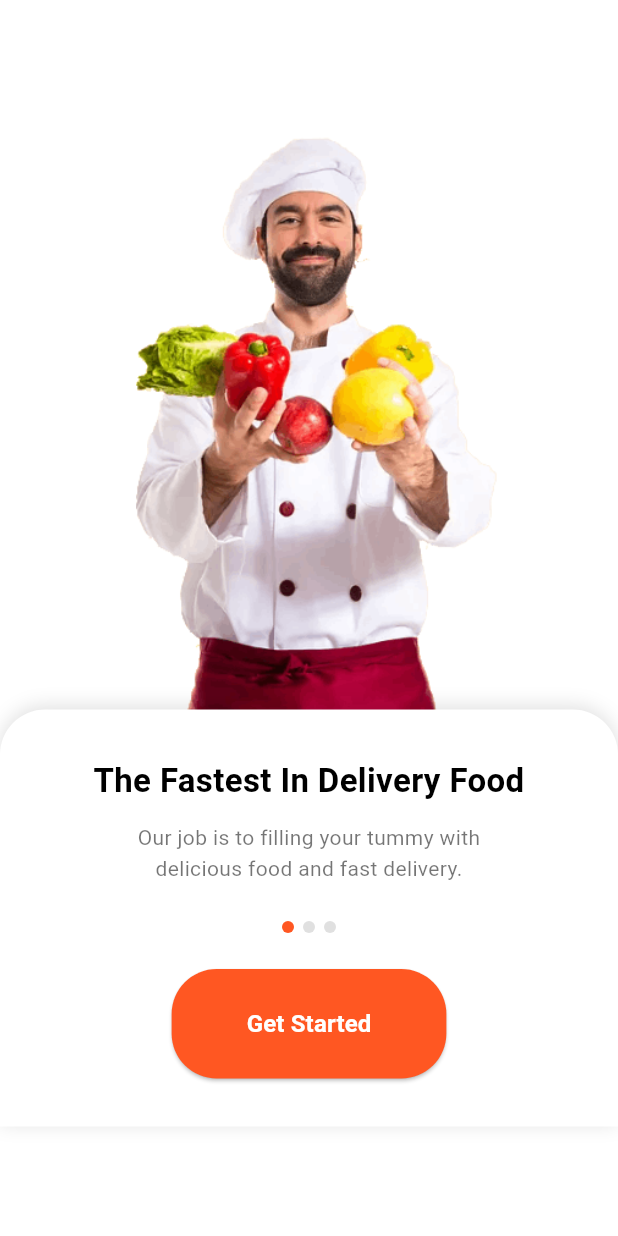
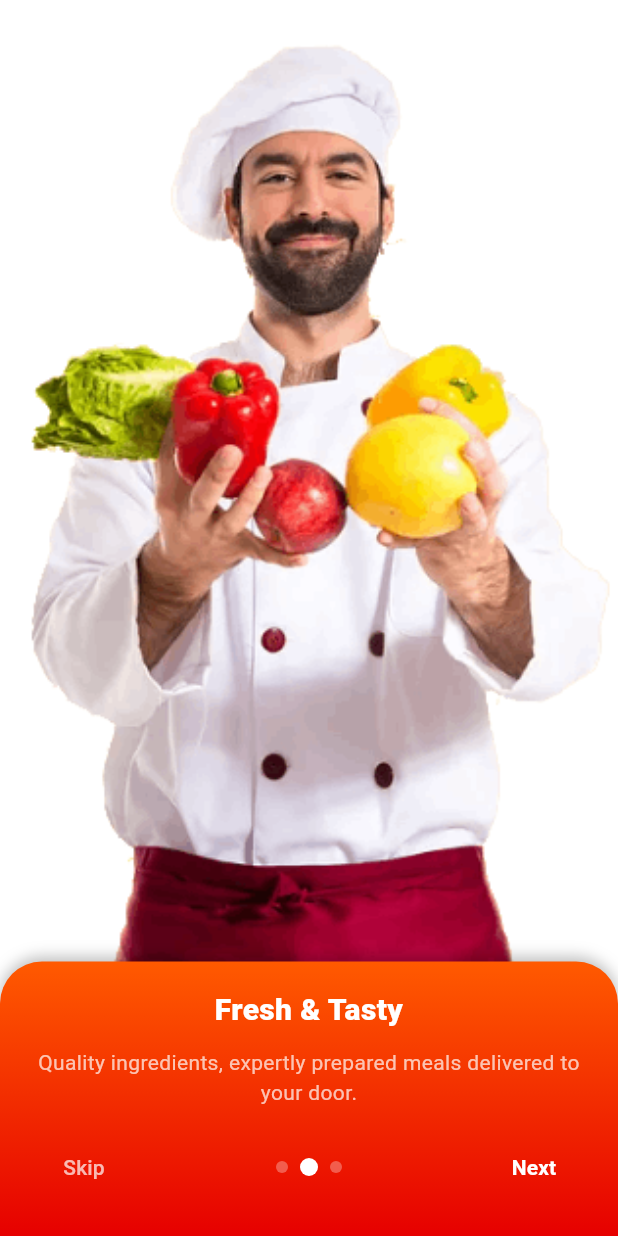
Before and after one commit to tahmidulislamfahim/food_delivery_app, a Flutter app: the screen it shows after launch, on a phone screen of 412 x 824 dp. Run offline on Flutter 3.47's test engine with Material 3 defaults, Android fonts, the phone set to English and light mode, and no system bars; our stand-ins replace flutter_riverpod, image_picker, supabase_flutter; accounts and stored records are empty.

Commit message:
feat: Update app title and enhance onboarding experience with auto-play and navigation

```diff
--- a/lib/app/app.dart
+++ b/lib/app/app.dart
@@ -8,7 +8,7 @@ class App extends StatelessWidget {
   Widget build(BuildContext context) {
     return MaterialApp(
       debugShowCheckedModeBanner: false,
-      title: 'Food Delivery App',
+      title: 'Foodly',
       theme: ThemeData(primarySwatch: Colors.deepPurple),
       home: const SplashScreen(),
     );
--- a/lib/main.dart
+++ b/lib/main.dart
@@ -6,9 +6,9 @@ import 'package:flutter_riverpod/flutter_riverpod.dart';
 void main() async {
   WidgetsFlutterBinding.ensureInitialized();
   await Supabase.initialize(
-    url: 'https://bdhbiwxtfbvaeqgbbwot.supabase.co',
+    url: 'https://vrhuymgpxpcsctugdiyp.supabase.co',
     anonKey:
-        'eyJhbGciOiJIUzI1NiIsInR5cCI6IkpXVCJ9.eyJpc3MiOiJzdXBhYmFzZSIsInJlZiI6ImJkaGJpd3h0ZmJ2YWVxZ2Jid290Iiwicm9sZSI6ImFub24iLCJpYXQiOjE3NjAyNTcxMzUsImV4cCI6MjA3NTgzMzEzNX0.YGtZTKKqPVdQQkxyjdfJth2VCKvDR8kjG92yyDPSxjE',
+        'eyJhbGciOiJIUzI1NiIsInR5cCI6IkpXVCJ9.eyJpc3MiOiJzdXBhYmFzZSIsInJlZiI6InZyaHV5bWdweHBjc2N0dWdkaXlwIiwicm9sZSI6ImFub24iLCJpYXQiOjE3NjI1Nzg1MTcsImV4cCI6MjA3ODE1NDUxN30.ec_ysofqe5oZaXlNuKHM-Cmh6lgyqqdSM3JiFJDkkNY',
   );
   runApp(const ProviderScope(child: App()));
 }
--- a/lib/screens/onboarding_screen.dart
+++ b/lib/screens/onboarding_screen.dart
@@ -1,133 +1,240 @@
+import 'dart:async';
+
 import 'package:flutter/material.dart';
 import 'package:food_delivery_app/auth/login_screen.dart';
 
-class OnboardingScreen extends StatelessWidget {
+class OnboardingScreen extends StatefulWidget {
   const OnboardingScreen({super.key});
+
+  @override
+  State<OnboardingScreen> createState() => _OnboardingScreenState();
+}
+
+class _OnboardingScreenState extends State<OnboardingScreen> {
+  final PageController _controller = PageController();
+  int _pageIndex = 0;
+  // index used for the bottom card (title/body/dots) animation
+  int _displayIndex = 0;
+  Timer? _autoPlayTimer;
+  static const Duration _autoPlayDelay = Duration(seconds: 4);
+
+  final List<Map<String, String>> _pages = [
+    {
+      'image': 'assets/images/onboarding_top.png',
+      'title': 'The Fastest In Delivery Food',
+      'body':
+          'Our job is to filling your tummy with delicious food and fast delivery.',
+    },
+    {
+      'image': 'assets/images/onboarding_top.png',
+      'title': 'Fresh & Tasty',
+      'body':
+          'Quality ingredients, expertly prepared meals delivered to your door.',
+    },
+    {
+      'image': 'assets/images/onboarding_top.png',
+      'title': 'Live Tracking',
+      'body':
+          'Follow your order from the kitchen to your doorstep in real-time.',
+    },
+  ];
+
+  @override
+  void initState() {
+    super.initState();
+    _startAutoPlay();
+  }
+
+  @override
+  void dispose() {
+    _stopAutoPlay();
+    _controller.dispose();
+    super.dispose();
+  }
+
+  void _goNext() {
+    final int currentMax = _pageIndex > _displayIndex
+        ? _pageIndex
+        : _displayIndex;
+    final int next = (currentMax < _pages.length - 1)
+        ? currentMax + 1
+        : _pages.length - 1;
+    if (next < _pages.length) {
+      _controller.animateToPage(
+        next,
+        duration: const Duration(milliseconds: 400),
+        curve: Curves.ease,
+      );
+      setState(() {
+        _pageIndex = next;
+        _displayIndex = next;
+      });
+      _resetAutoPlay();
+    } else {
+      _finish();
+    }
+  }
+
+  void _finish() {
+    _stopAutoPlay();
+    Navigator.pushReplacement(
+      context,
+      MaterialPageRoute(builder: (_) => const LoginScreen()),
+    );
+  }
 
   @override
   Widget build(BuildContext context) {
     return Scaffold(
       backgroundColor: Colors.white,
       body: SafeArea(
-        child: Center(
-          child: SingleChildScrollView(
         child: Column(
           children: [
-                Container(
-                  height: 400,
-                  decoration: BoxDecoration(
-                    image: DecorationImage(
-                      image: AssetImage('assets/images/onboarding_top.png'),
+            // PageView with images/content
+            Expanded(
+              child: PageView.builder(
+                controller: _controller,
+                itemCount: _pages.length,
+                onPageChanged: (i) {
+                  // user swiped the image; sync the bottom card and reset autoplay
+                  setState(() {
+                    _pageIndex = i;
+                    _displayIndex = i;
+                  });
+                  _resetAutoPlay();
+                },
+                itemBuilder: (context, index) {
+                  final page = _pages[index];
+                  return Column(
+                    children: [
+                      Expanded(
+                        child: Container(
+                          width: double.infinity,
+                          color: Colors.white,
+                          child: Image.asset(page['image']!, fit: BoxFit.cover),
                         ),
+                      ),
+                    ],
+                  );
+                },
               ),
             ),
 
+            // Bottom card
             Container(
               width: double.infinity,
-                  padding: const EdgeInsets.symmetric(
-                    horizontal: 24,
-                    vertical: 32,
+              padding: const EdgeInsets.fromLTRB(24, 18, 24, 22),
+              decoration: const BoxDecoration(
+                borderRadius: BorderRadius.only(
+                  topLeft: Radius.circular(28),
+                  topRight: Radius.circular(28),
                 ),
-                  decoration: const BoxDecoration(
-                    color: Colors.white,
-                    borderRadius: BorderRadius.vertical(
-                      top: Radius.circular(30),
+                gradient: LinearGradient(
+                  colors: [Color(0xFFFF5A00), Color(0xFFE60000)],
+                  begin: Alignment.topCenter,
+                  end: Alignment.bottomCenter,
                 ),
                 boxShadow: [
                   BoxShadow(
-                        color: Colors.black12,
-                        blurRadius: 10,
-                        offset: Offset(0, -2),
+                    color: Colors.black26,
+                    blurRadius: 8,
+                    offset: Offset(0, -3),
                   ),
                 ],
               ),
               child: Column(
                 mainAxisSize: MainAxisSize.min,
                 children: [
-                      const Text(
-                        'The Fastest In Delivery Food',
+                  // Title (animated)
+                  AnimatedSwitcher(
+                    duration: const Duration(milliseconds: 450),
+                    transitionBuilder: (child, anim) =>
+                        FadeTransition(opacity: anim, child: child),
+                    child: Text(
+                      _pages[_displayIndex]['title']!,
+                      key: ValueKey('title-$_displayIndex'),
+                      style: const TextStyle(
+                        fontSize: 20,
+                        fontWeight: FontWeight.w800,
+                        color: Colors.white,
+                      ),
                       textAlign: TextAlign.center,
-                        style: TextStyle(
-                          fontSize: 22,
-                          fontWeight: FontWeight.bold,
-                          color: Colors.black,
-                          height: 1.4,
                     ),
                   ),
-                      const SizedBox(height: 12),
-                      const Text(
-                        'Our job is to filling your tummy with\n'
-                        'delicious food and fast delivery.',
+                  const SizedBox(height: 8),
+
+                  // Body (animated) — fixed height for two lines so container doesn't resize
+                  AnimatedSwitcher(
+                    duration: const Duration(milliseconds: 450),
+                    transitionBuilder: (child, anim) => SlideTransition(
+                      position: Tween<Offset>(
+                        begin: const Offset(0, 0.12),
+                        end: Offset.zero,
+                      ).animate(anim),
+                      child: FadeTransition(opacity: anim, child: child),
+                    ),
+                    child: SizedBox(
+                      key: ValueKey('body-box-$_displayIndex'),
+                      height: 44,
+                      child: Center(
+                        child: Text(
+                          _pages[_displayIndex]['body']!,
+                          key: ValueKey('body-$_displayIndex'),
                           textAlign: TextAlign.center,
-                        style: TextStyle(
+                          maxLines: 2,
+                          overflow: TextOverflow.ellipsis,
+                          style: const TextStyle(
                             fontSize: 14,
-                          color: Colors.black54,
-                          height: 1.5,
+                            color: Colors.white70,
                           ),
                         ),
-                      const SizedBox(height: 24),
+                      ),
+                    ),
+                  ),
+                  const SizedBox(height: 14),
 
-                      // Page Indicator (Static)
+                  // Dots and actions
+                  Row(
+                    mainAxisAlignment: MainAxisAlignment.spaceBetween,
+                    children: [
+                      // Skip
+                      TextButton(
+                        onPressed: _finish,
+                        child: const Text(
+                          'Skip',
+                          style: TextStyle(color: Colors.white70),
+                        ),
+                      ),
+
+                      // Dots (reflect display index)
                       Row(
                         mainAxisAlignment: MainAxisAlignment.center,
-                        children: [
-                          Container(
-                            width: 8,
-                            height: 8,
-                            decoration: const BoxDecoration(
-                              color: Colors.deepOrange,
-                              shape: BoxShape.circle,
+                        children: List.generate(
+                          _pages.length,
+                          (i) => _dot(i == _displayIndex),
                         ),
                       ),
-                          const SizedBox(width: 6),
-                          Container(
-                            width: 8,
-                            height: 8,
-                            decoration: BoxDecoration(
-                              color: Colors.grey[300],
-                              shape: BoxShape.circle,
+
+                      // Next / Get Started
+                      TextButton(
+                        onPressed: () {
+                          if (_displayIndex == _pages.length - 1) {
+                            _finish();
+                          } else {
+                            _goNext();
+                          }
+                        },
+                        child: Text(
+                          _displayIndex == _pages.length - 1
+                              ? 'Get Started'
+                              : 'Next',
+                          style: const TextStyle(
+                            color: Colors.white,
+                            fontWeight: FontWeight.bold,
                           ),
-                          ),
-                          const SizedBox(width: 6),
-                          Container(
-                            width: 8,
-                            height: 8,
-                            decoration: BoxDecoration(
-                              color: Colors.grey[300],
-                              shape: BoxShape.circle,
                         ),
                       ),
                     ],
-                      ),
-
-                      const SizedBox(height: 24),
-
-                      ElevatedButton(
-                        style: ElevatedButton.styleFrom(
-                          backgroundColor: Colors.deepOrange,
-                          padding: const EdgeInsets.symmetric(
-                            horizontal: 50,
-                            vertical: 25,
-                          ),
-                          shape: RoundedRectangleBorder(
-                            borderRadius: BorderRadius.circular(30),
-                          ),
-                        ),
-                        onPressed: () {
-                          Navigator.of(context).pushReplacement(
-                            MaterialPageRoute(
-                              builder: (context) => const LoginScreen(),
-                            ),
-                          );
-                        },
-                        child: const Text(
-                          'Get Started',
-                          style: TextStyle(
-                            fontSize: 16,
-                            fontWeight: FontWeight.bold,
-                            color: Colors.white,
-                          ),
-                        ),
                   ),
                 ],
               ),
@@ -135,7 +242,46 @@ class OnboardingScreen extends StatelessWidget {
           ],
         ),
       ),
-        ),
+    );
+  }
+
+  void _startAutoPlay() {
+    _stopAutoPlay();
+    _autoPlayTimer = Timer.periodic(_autoPlayDelay, (t) {
+      if (!mounted) {
+        t.cancel();
+        return;
+      }
+      if (_displayIndex < _pages.length - 1) {
+        setState(() => _displayIndex++);
+      } else {
+        // stop autoplay on the last page so user can interact with Get Started
+        t.cancel();
+      }
+    });
+  }
+
+  void _stopAutoPlay() {
+    if (_autoPlayTimer != null) {
+      _autoPlayTimer!.cancel();
+      _autoPlayTimer = null;
+    }
+  }
+
+  void _resetAutoPlay() {
+    // restart the timer whenever the user interacts (swipe or manual nav)
+    _startAutoPlay();
+  }
+
+  Widget _dot(bool active) {
+    return AnimatedContainer(
+      duration: const Duration(milliseconds: 300),
+      margin: const EdgeInsets.symmetric(horizontal: 4),
+      width: active ? 12 : 8,
+      height: active ? 12 : 8,
+      decoration: BoxDecoration(
+        shape: BoxShape.circle,
+        color: active ? Colors.white : Colors.white30,
       ),
     );
   }
```
Also changed, not shown: lib/screens/item_details_screen.dart (+42 -10 lines), 1 other file. Lines whose indentation alone changed are shown as unchanged.
